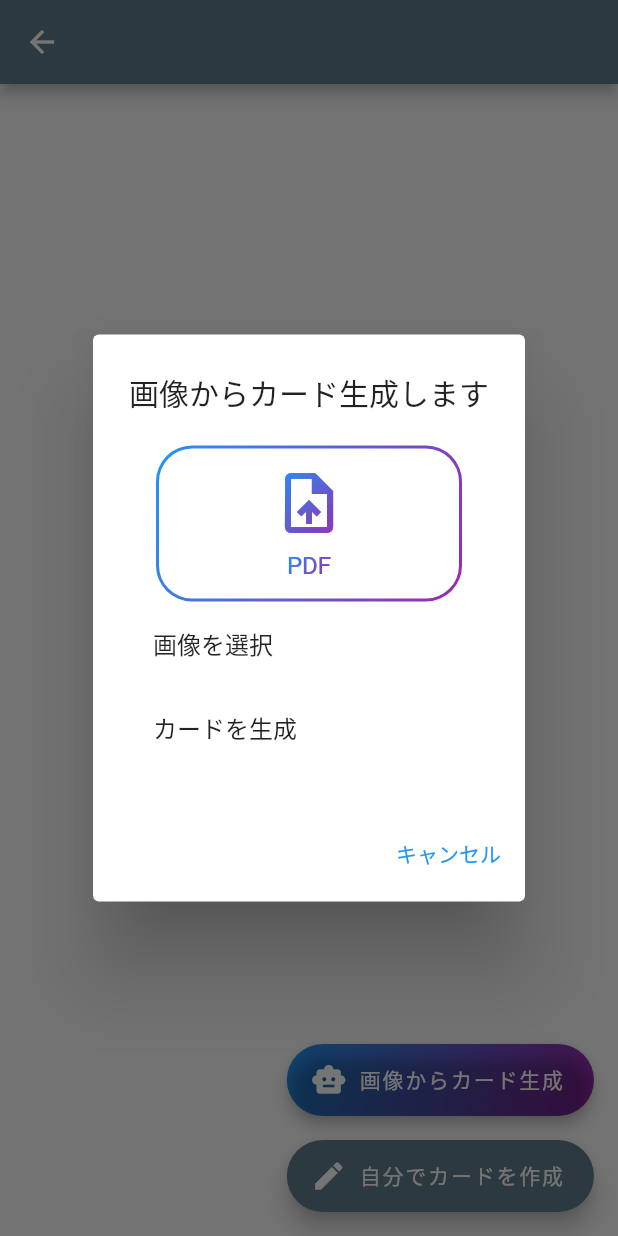
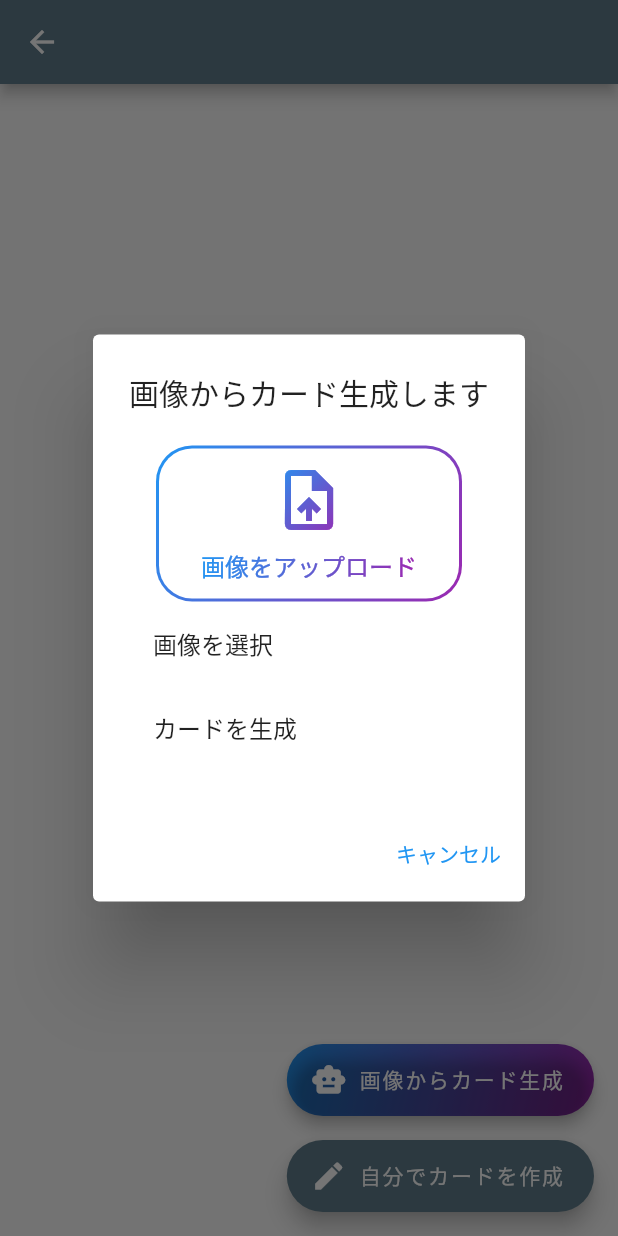
Before and after one commit to kou72/ai_flash_card, a Flutter app: the Deck screen opened directly with empty values, after a tap on "画像からカード生成", on a phone screen of 412 x 824 dp. Run offline on Flutter 3.47's test engine with Material 2 defaults, Android fonts, the phone set to English and light mode, and no system bars; our stand-ins replace file_picker, firebase_analytics, firebase_core, shared_preferences; missing offline and left inert: pdfx; accounts and stored records are empty.

Commit message:
gradient_container.dartファイルとdeck.dartファイルの変更点を分析します。
gradient_container.dart
- GradientContainerクラスにonTapというNullableなVoidCallback型のプロパティを追加
- コンストラクタ内でonTapプロパティを受け取るように修正
- GestureDetectorのonTapプロパティをonTapプロパティに変更

deck.dart
- DeckStateクラスのbuildメソッド内でGradientContainerのインスタンスを作成する部分で、constキーワードを削除
- GradientContainerのcolorsプロパティにconstキーワードを追加
- GradientContainerのonTapプロパティに画像をアップロードする処理を追加

```diff
--- a/lib/components/gradient_container.dart
+++ b/lib/components/gradient_container.dart
@@ -6,6 +6,7 @@ class GradientContainer extends StatelessWidget {
   final double width;
   final double height;
   final List<Color> colors;
+  final VoidCallback? onTap;
 
   const GradientContainer({
     Key? key,
@@ -13,7 +14,8 @@ class GradientContainer extends StatelessWidget {
     required this.iconData,
     required this.width,
     required this.height,
-    this.colors = const [Colors.blue, Colors.purple], // デフォルトのグラデーション色
+    this.colors = const [Colors.blue, Colors.purple],
+    this.onTap,
   }) : super(key: key);
 
   @override
@@ -36,9 +38,7 @@ class GradientContainer extends StatelessWidget {
           borderRadius: BorderRadius.circular(22.0),
         ),
         child: InkWell(
-          onTap: () {
-            print("Tap!");
-          },
+          onTap: onTap,
           borderRadius: BorderRadius.circular(22.0),
           child: SizedBox(
             width: width,
@@ -76,7 +76,7 @@ class GradientContainer extends StatelessWidget {
           child: Text(
             text,
             style: const TextStyle(
-              color: Colors.white, // ShaderMaskを適用するためのベースとなる色
+              color: Colors.white,
               fontSize: 16.0,
             ),
           ),
--- a/lib/deck.dart
+++ b/lib/deck.dart
@@ -60,12 +60,15 @@ class DeckState extends State<Deck> {
           content: Column(
             mainAxisSize: MainAxisSize.min,
             children: <Widget>[
-              const GradientContainer(
-                text: "PDF",
+              GradientContainer(
+                text: "画像をアップロード",
                 iconData: Icons.upload_file,
                 width: 200,
                 height: 100,
-                colors: [Colors.blue, Colors.purple], // オプション: 新しいグラデーション色を指定
+                colors: const [Colors.blue, Colors.purple],
+                onTap: () {
+                  print('画像をアップロード');
+                },
               ),
               ListTile(
                 title: Text('画像を選択'),
```
